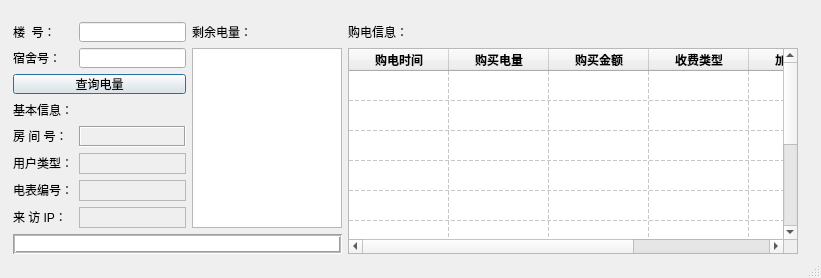
Subenle/BUPT-ydcx, file ydcx.ui: the form before one commit.
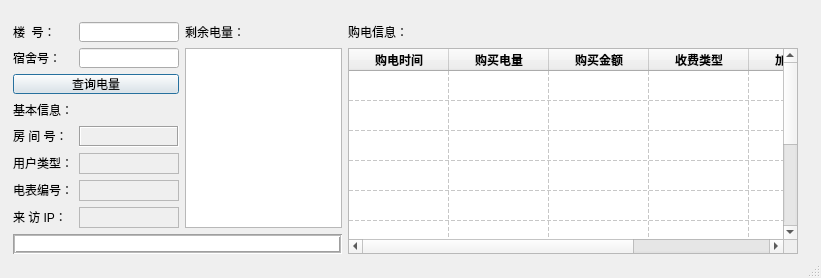
The form after the commit.

Commit message: update listWgt_time_energy

Patch:
```diff
--- a/ydcx.ui
+++ b/ydcx.ui
@@ -416,7 +416,7 @@
             </property>
             <property name="maximumSize">
              <size>
-              <width>150</width>
+              <width>165</width>
               <height>16777215</height>
              </size>
             </property>
```
The commit also changes 2 other files.
